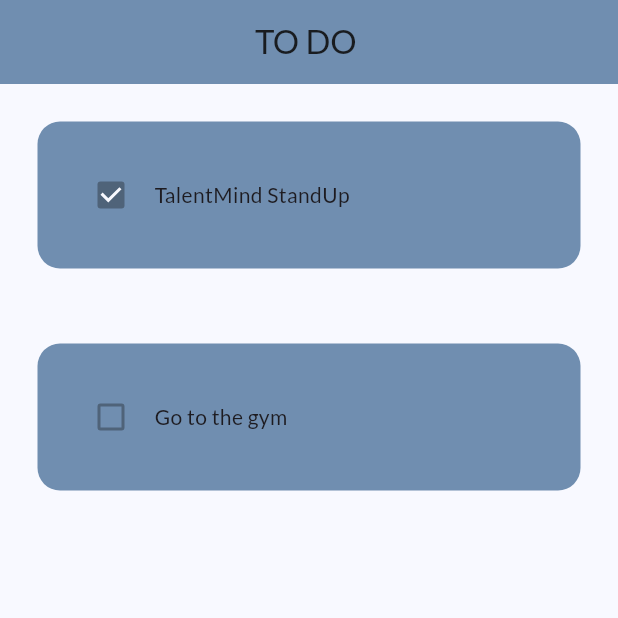
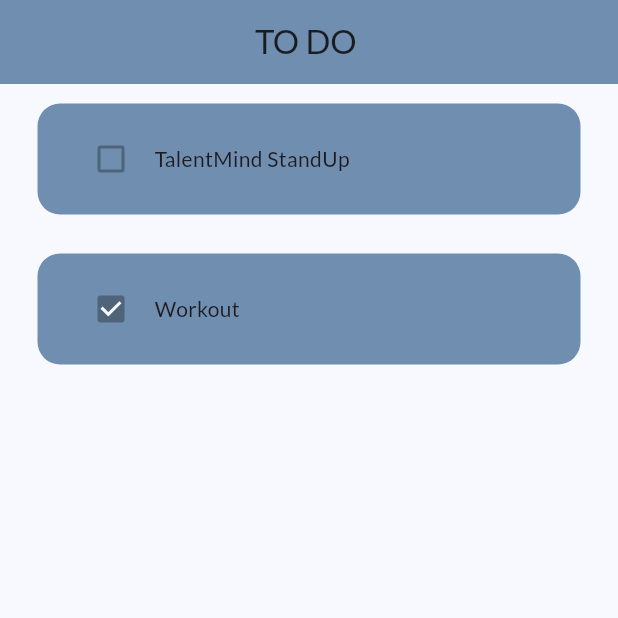
Before and after one commit to AklMa7/To_Do_App_Flutter_Hive., a Flutter app: the screen it shows after launch, on a phone screen of 412 x 824 dp, the top half of it. Run offline on Flutter 3.47's test engine with Material 3 defaults, Android fonts, the phone set to English and light mode, and no system bars; our stand-ins replace google_fonts.

```diff
--- a/lib/home_page.dart
+++ b/lib/home_page.dart
@@ -12,6 +12,10 @@ class MyHomePage extends StatefulWidget {
 
 class _MyHomePageState extends State<MyHomePage> {
 
+  List toDoList = [
+    ["TalentMind StandUp" , false],
+    ["Workout" , true],
+  ];
 
 
 
@@ -30,13 +34,16 @@ class _MyHomePageState extends State<MyHomePage> {
         centerTitle: true,
         title: Text(widget.title),
       ),
-      body: ListView(
-        children: const   [
-          ToDoTile(taskName: 'TalentMind StandUp', taskIsCompleted: true,),
-          ToDoTile(taskName: 'Go to the gym', taskIsCompleted: false,),
-        ],
+      body: ListView.builder(
+        itemCount: toDoList.length,
+        itemBuilder: (context, index) {
+          return ToDoTile(
+            taskName: toDoList[index][0],
+            taskIsCompleted: toDoList[index][1]
+            );
+        },
 
-      )
+        )
        // This trailing comma makes auto-formatting nicer for build methods.
     );
   }
--- a/lib/utilities/to_do_tile.dart
+++ b/lib/utilities/to_do_tile.dart
@@ -15,14 +15,14 @@ class ToDoTile extends StatelessWidget {
   @override
   Widget build(BuildContext context) {
     return Padding(
-      padding: const EdgeInsets.all(25.0),
+      padding: const EdgeInsets.symmetric(horizontal: 25.0 , vertical: 13),
       child: Container(
         decoration: BoxDecoration(
           color: Theme.of(context).colorScheme.primary.withOpacity(0.7),
           borderRadius: BorderRadius.circular(15)
         ),
         child:  Padding(
-          padding:  const EdgeInsets.all(25.0),
+          padding:  const EdgeInsets.symmetric(horizontal: 25.0 , vertical: 13),
           child:  Row(
             children: [
               //CheckBox
```
